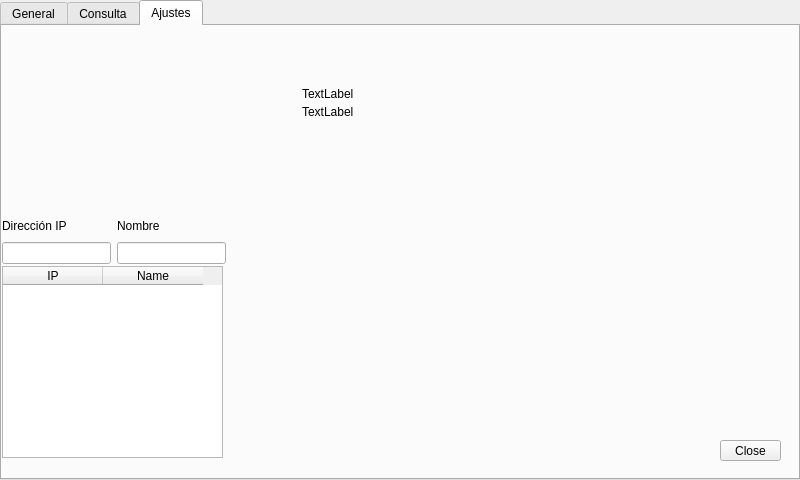
Above: form.ui from SFLACUEVA/AppQT before the change. Below: the same form after it.
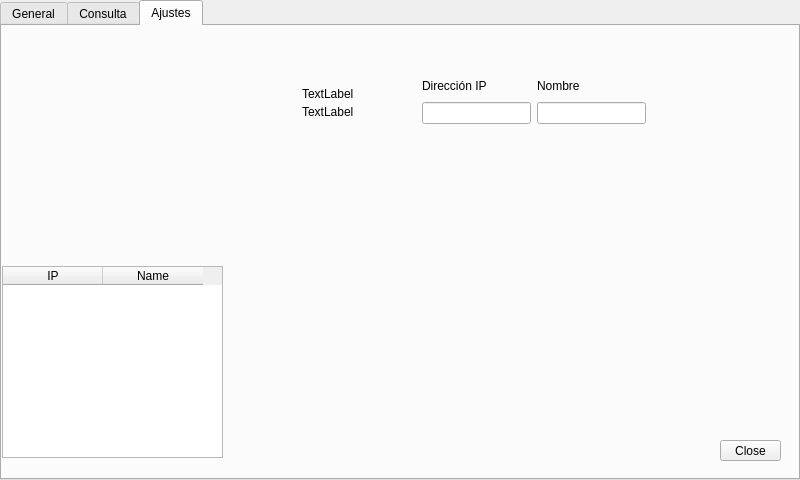
That is the form after the change.

Commit message: keyboard test1

```diff
--- a/form.ui
+++ b/form.ui
@@ -102,8 +102,8 @@
      <widget class="QWidget" name="">
       <property name="geometry">
        <rect>
-        <x>0</x>
-        <y>190</y>
+        <x>420</x>
+        <y>50</y>
         <width>224</width>
         <height>48</height>
        </rect>
```
The commit also changes 2 other files.
